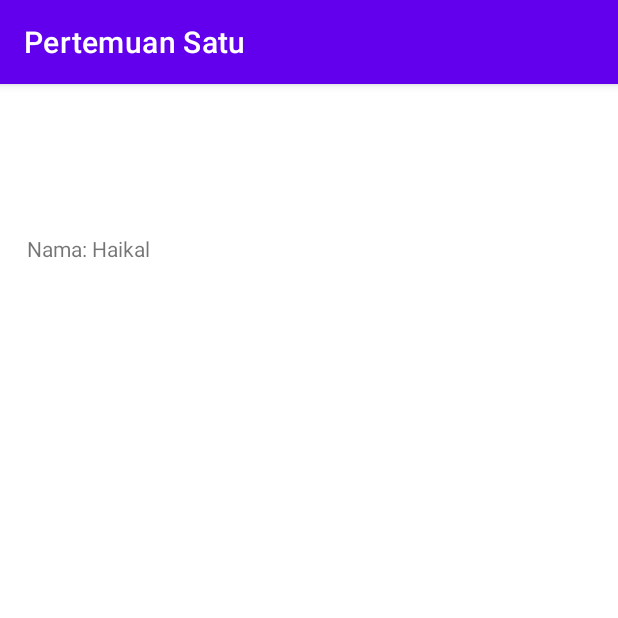
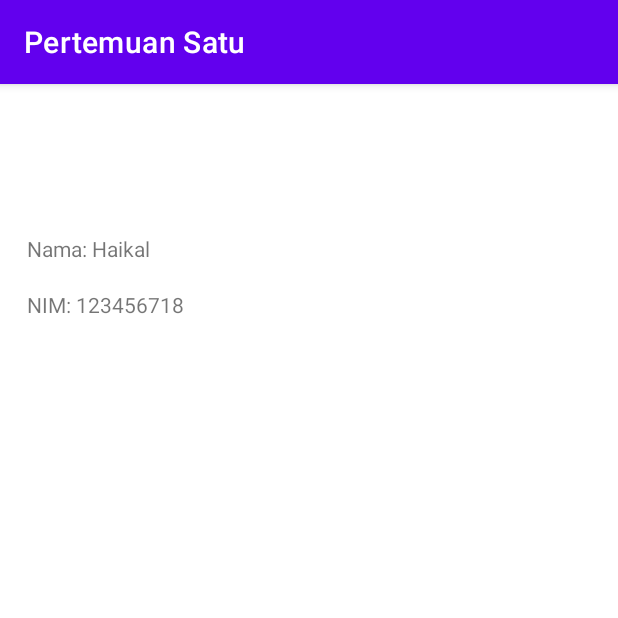
Before and after one commit to dewianisaist/pps2023, an Android app: the screen it shows after launch (MainActivity), on a phone screen of 412 x 824 dp, the top half of it. Run offline under Robolectric (Android 15) with nearby library versions, the phone set to English and light mode, and no system bars.

Commit message:
add nim text

```diff
--- a/app/src/main/res/layout/activity_main.xml
+++ b/app/src/main/res/layout/activity_main.xml
@@ -7,11 +7,21 @@
     tools:context=".MainActivity">
 
     <TextView
+        android:id="@+id/textView"
         android:layout_width="wrap_content"
         android:layout_height="wrap_content"
-        android:text="Nama: Haikal"
         android:layout_marginTop="100dp"
         android:layout_marginStart="18dp"
+        android:text="Nama: Haikal"
         app:layout_constraintLeft_toLeftOf="parent"
         app:layout_constraintTop_toTopOf="parent" />
+
+    <TextView
+        android:layout_width="wrap_content"
+        android:layout_height="wrap_content"
+        android:layout_marginLeft="18dp"
+        android:layout_marginTop="18dp"
+        android:text="NIM: 123456718"
+        app:layout_constraintLeft_toLeftOf="parent"
+        app:layout_constraintTop_toBottomOf="@+id/textView" />
 </androidx.constraintlayout.widget.ConstraintLayout>
```
